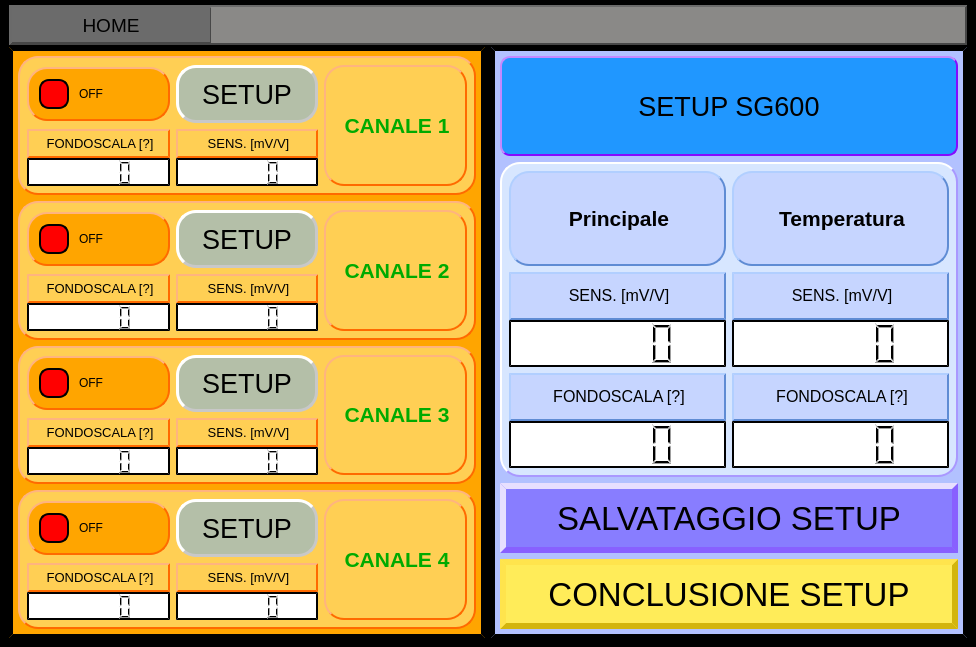
This is Qt Creator/View_QT_SetupPage.ui in Mixer97/tesi_triennale as Qt 5 draws it before an edit. The edited form follows.
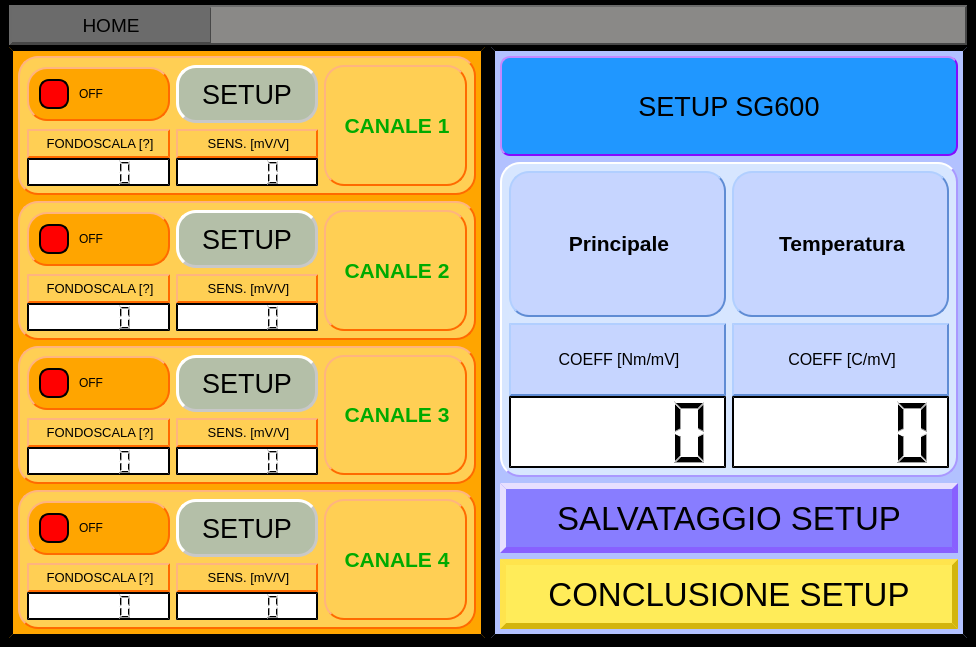
This is the edited form.

```diff
--- a/Qt Creator/View_QT_SetupPage.ui
+++ b/Qt Creator/View_QT_SetupPage.ui
@@ -1105,6 +1105,54 @@
 }</string>
              </property>
              <layout class="QGridLayout" name="gridLayout_12">
+              <item row="1" column="1">
+               <layout class="QGridLayout" name="gridLayout_11">
+                <property name="verticalSpacing">
+                 <number>0</number>
+                </property>
+                <item row="0" column="0">
+                 <widget class="QLabel" name="label_CHSG600_temp">
+                  <property name="styleSheet">
+                   <string notr="true">QLabel {
+    border: 2px solid black;
+    border-radius: 0px;
+	background-color: rgb(198, 213, 255);
+	border-style: outset;
+    border-width: 2px;
+	border-color: rgb(95, 140, 212);
+}
+QLabel{
+	color: rgb(0,0,0);
+}
+</string>
+                  </property>
+                  <property name="text">
+                   <string>&lt;html&gt;&lt;head/&gt;&lt;body&gt;&lt;p align=&quot;center&quot;&gt;&lt;span style=&quot; font-size:12pt;&quot;&gt;COEFF [C/mV]&lt;/span&gt;&lt;/p&gt;&lt;/body&gt;&lt;/html&gt;</string>
+                  </property>
+                  <property name="textFormat">
+                   <enum>Qt::RichText</enum>
+                  </property>
+                 </widget>
+                </item>
+                <item row="1" column="0">
+                 <widget class="QLCDNumber" name="lcdNumber_coefficiente_CHSG600_temp">
+                  <property name="styleSheet">
+                   <string notr="true">QWidget {
+	background-color:white; 
+	border-style: outset;
+    border-width: 2px;
+    border-color: black;
+	border-radius: 0px;
+}
+QLCDNumber{
+	color: rgb(0,0,0);
+}
+</string>
+                  </property>
+                 </widget>
+                </item>
+               </layout>
+              </item>
               <item row="0" column="1">
                <layout class="QGridLayout" name="gridLayout_3">
                 <item row="0" column="0">
@@ -1130,188 +1178,7 @@
                 </item>
                </layout>
               </item>
-              <item row="1" column="1">
-               <layout class="QGridLayout" name="gridLayout_5">
-                <property name="verticalSpacing">
-                 <number>0</number>
-                </property>
-                <item row="2" column="0">
-                 <widget class="QLCDNumber" name="lcdNumber_sens_CHSG600_temp">
-                  <property name="minimumSize">
-                   <size>
-                    <width>0</width>
-                    <height>0</height>
-                   </size>
-                  </property>
-                  <property name="styleSheet">
-                   <string notr="true">QWidget {
-	background-color:white; 
-	border-style: outset;
-    border-width: 2px;
-    border-color: black;
-	border-radius: 0px;
-}
-QLCDNumber{
-	color: rgb(0,0,0);
-}
-</string>
-                  </property>
-                 </widget>
-                </item>
-                <item row="1" column="0">
-                 <widget class="QLabel" name="label_sensCHSG600_temp">
-                  <property name="styleSheet">
-                   <string notr="true">QLabel {
-    border: 2px solid black;
-    border-radius: 0px;
-	background-color: rgb(198, 213, 255);
-	border-style: outset;
-    border-width: 2px;
-	border-color: rgb(95, 140, 212);
-}
-QLabel{
-	color: rgb(0,0,0);
-}
-</string>
-                  </property>
-                  <property name="text">
-                   <string>&lt;html&gt;&lt;head/&gt;&lt;body&gt;&lt;p align=&quot;center&quot;&gt;&lt;span style=&quot; font-size:12pt;&quot;&gt;SENS. [mV/V]&lt;/span&gt;&lt;/p&gt;&lt;/body&gt;&lt;/html&gt;</string>
-                  </property>
-                  <property name="textFormat">
-                   <enum>Qt::RichText</enum>
-                  </property>
-                 </widget>
-                </item>
-               </layout>
-              </item>
-              <item row="2" column="1">
-               <layout class="QGridLayout" name="gridLayout_11">
-                <property name="verticalSpacing">
-                 <number>0</number>
-                </property>
-                <item row="0" column="0">
-                 <widget class="QLabel" name="label_CHSG600_temp">
-                  <property name="styleSheet">
-                   <string notr="true">QLabel {
-    border: 2px solid black;
-    border-radius: 0px;
-	background-color: rgb(198, 213, 255);
-	border-style: outset;
-    border-width: 2px;
-	border-color: rgb(95, 140, 212);
-}
-QLabel{
-	color: rgb(0,0,0);
-}
-</string>
-                  </property>
-                  <property name="text">
-                   <string>&lt;html&gt;&lt;head/&gt;&lt;body&gt;&lt;p align=&quot;center&quot;&gt;&lt;span style=&quot; font-size:12pt;&quot;&gt;FONDOSCALA [?]&lt;/span&gt;&lt;/p&gt;&lt;/body&gt;&lt;/html&gt;</string>
-                  </property>
-                  <property name="textFormat">
-                   <enum>Qt::RichText</enum>
-                  </property>
-                 </widget>
-                </item>
-                <item row="1" column="0">
-                 <widget class="QLCDNumber" name="lcdNumber_fondoscala_CHSG600_temp">
-                  <property name="styleSheet">
-                   <string notr="true">QWidget {
-	background-color:white; 
-	border-style: outset;
-    border-width: 2px;
-    border-color: black;
-	border-radius: 0px;
-}
-QLCDNumber{
-	color: rgb(0,0,0);
-}
-</string>
-                  </property>
-                 </widget>
-                </item>
-               </layout>
-              </item>
-              <item row="0" column="0">
-               <layout class="QGridLayout" name="gridLayout_4">
-                <item row="0" column="0">
-                 <widget class="QLabel" name="label_Principale_SG600">
-                  <property name="styleSheet">
-                   <string notr="true">QLabel {
-    border: 2px solid black;
-    border-radius: 20px;
-	background-color: rgb(198, 213, 255);
-	border-style: outset;
-    border-width: 2px;
-	border-color: rgb(95, 140, 212);
-}
-QLabel{
-	color: rgb(0,0,0);
-}
-</string>
-                  </property>
-                  <property name="text">
-                   <string>&lt;html&gt;&lt;head/&gt;&lt;body&gt;&lt;p align=&quot;center&quot;&gt;&lt;span style=&quot; font-size:16pt; font-weight:700;&quot;&gt;Principale&lt;/span&gt;&lt;/p&gt;&lt;/body&gt;&lt;/html&gt;</string>
-                  </property>
-                 </widget>
-                </item>
-               </layout>
-              </item>
               <item row="1" column="0">
-               <layout class="QGridLayout" name="gridLayout_10">
-                <property name="verticalSpacing">
-                 <number>0</number>
-                </property>
-                <item row="2" column="0">
-                 <widget class="QLCDNumber" name="lcdNumber_sens_CHSG600">
-                  <property name="minimumSize">
-                   <size>
-                    <width>0</width>
-                    <height>0</height>
-                   </size>
-                  </property>
-                  <property name="styleSheet">
-                   <string notr="true">QWidget {
-	background-color:white; 
-	border-style: outset;
-    border-width: 2px;
-    border-color: black;
-	border-radius: 0px;
-}
-QLCDNumber{
-	color: rgb(0,0,0);
-}
-</string>
-                  </property>
-                 </widget>
-                </item>
-                <item row="1" column="0">
-                 <widget class="QLabel" name="label_sensCHSG600">
-                  <property name="styleSheet">
-                   <string notr="true">QLabel {
-    border: 2px solid black;
-    border-radius: 0px;
-	background-color: rgb(198, 213, 255);
-	border-style: outset;
-    border-width: 2px;
-	border-color: rgb(95, 140, 212);
-}
-QLabel{
-	color: rgb(0,0,0);
-}
-</string>
-                  </property>
-                  <property name="text">
-                   <string>&lt;html&gt;&lt;head/&gt;&lt;body&gt;&lt;p align=&quot;center&quot;&gt;&lt;span style=&quot; font-size:12pt;&quot;&gt;SENS. [mV/V]&lt;/span&gt;&lt;/p&gt;&lt;/body&gt;&lt;/html&gt;</string>
-                  </property>
-                  <property name="textFormat">
-                   <enum>Qt::RichText</enum>
-                  </property>
-                 </widget>
-                </item>
-               </layout>
-              </item>
-              <item row="2" column="0">
                <layout class="QGridLayout" name="gridLayout_2">
                 <property name="horizontalSpacing">
                  <number>7</number>
@@ -1336,7 +1203,7 @@
 </string>
                   </property>
                   <property name="text">
-                   <string>&lt;html&gt;&lt;head/&gt;&lt;body&gt;&lt;p align=&quot;center&quot;&gt;&lt;span style=&quot; font-size:12pt;&quot;&gt;FONDOSCALA [?]&lt;/span&gt;&lt;/p&gt;&lt;/body&gt;&lt;/html&gt;</string>
+                   <string>&lt;html&gt;&lt;head/&gt;&lt;body&gt;&lt;p align=&quot;center&quot;&gt;&lt;span style=&quot; font-size:12pt;&quot;&gt;COEFF [Nm/mV]&lt;/span&gt;&lt;/p&gt;&lt;/body&gt;&lt;/html&gt;</string>
                   </property>
                   <property name="textFormat">
                    <enum>Qt::RichText</enum>
@@ -1344,7 +1211,7 @@
                  </widget>
                 </item>
                 <item row="1" column="0">
-                 <widget class="QLCDNumber" name="lcdNumber_fondoscala_CHSG600">
+                 <widget class="QLCDNumber" name="lcdNumber_coefficiente_CHSG600">
                   <property name="styleSheet">
                    <string notr="true">QWidget {
 	background-color:white; 
@@ -1362,6 +1229,31 @@
                 </item>
                </layout>
               </item>
+              <item row="0" column="0">
+               <layout class="QGridLayout" name="gridLayout_4">
+                <item row="0" column="0">
+                 <widget class="QLabel" name="label_Principale_SG600">
+                  <property name="styleSheet">
+                   <string notr="true">QLabel {
+    border: 2px solid black;
+    border-radius: 20px;
+	background-color: rgb(198, 213, 255);
+	border-style: outset;
+    border-width: 2px;
+	border-color: rgb(95, 140, 212);
+}
+QLabel{
+	color: rgb(0,0,0);
+}
+</string>
+                  </property>
+                  <property name="text">
+                   <string>&lt;html&gt;&lt;head/&gt;&lt;body&gt;&lt;p align=&quot;center&quot;&gt;&lt;span style=&quot; font-size:16pt; font-weight:700;&quot;&gt;Principale&lt;/span&gt;&lt;/p&gt;&lt;/body&gt;&lt;/html&gt;</string>
+                  </property>
+                 </widget>
+                </item>
+               </layout>
+              </item>
              </layout>
             </widget>
            </item>
```
